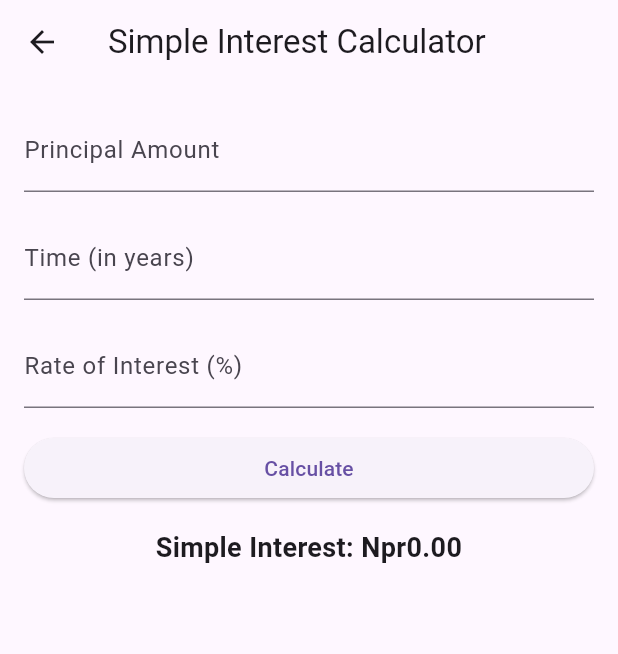
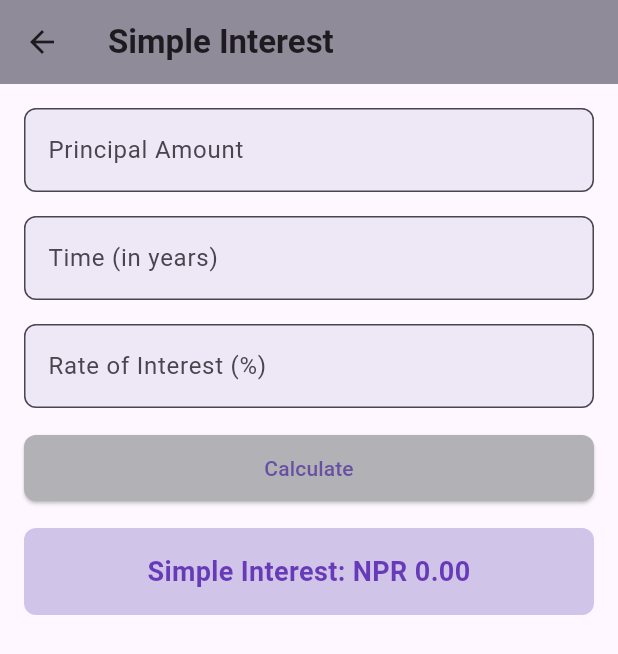
Before and after one commit to Anukul07/Class-Assignment-Two-Mobile-, a Flutter app: the screen it shows after launch, after a tap on "Simple Interest", on a phone screen of 412 x 824 dp. Shown: the top 654 px of the screen. Run offline on Flutter 3.47's test engine with Material 3 defaults, Android fonts, the phone set to English and light mode, and no system bars; our stand-ins replace flutter_bloc.

Commit message:
dashboard complete

```diff
--- a/lib/app.dart
+++ b/lib/app.dart
@@ -1,3 +1,5 @@
+import 'package:class_assignment_two/cubit/area_of_circle_cubit.dart';
+import 'package:class_assignment_two/cubit/background_color_cubit.dart';
 import 'package:class_assignment_two/cubit/dashboard_cubit.dart';
 import 'package:class_assignment_two/cubit/simple_interest_cubit.dart';
 import 'package:class_assignment_two/view/dashboard_view.dart';
@@ -12,9 +14,15 @@ class App extends StatelessWidget {
     return MultiBlocProvider(
         providers: [
           BlocProvider(create: (context) => SimpleInterestCubit()),
+          BlocProvider(create: (context) => AreaOfCircleCubit()),
+          BlocProvider(create: (context) => BackgroundColorCubit()),
           BlocProvider(
-              create: (context) =>
-                  DashboardCubit(context.read<SimpleInterestCubit>()))
+            create: (context) => DashboardCubit(
+              context.read<SimpleInterestCubit>(),
+              context.read<AreaOfCircleCubit>(),
+              context.read<BackgroundColorCubit>(),
+            ),
+          )
         ],
         child: MaterialApp(
           debugShowCheckedModeBanner: false,
--- /dev/null
+++ b/lib/cubit/area_of_circle_cubit.dart
@@ -0,0 +1,9 @@
+import 'package:flutter_bloc/flutter_bloc.dart';
+
+class AreaOfCircleCubit extends Cubit<double> {
+  AreaOfCircleCubit() : super(0);
+
+  void calculateArea(double radius) {
+    emit(3.14159 * radius * radius);
+  }
+}
--- /dev/null
+++ b/lib/cubit/background_color_cubit.dart
@@ -0,0 +1,14 @@
+import 'package:flutter/material.dart';
+import 'package:flutter_bloc/flutter_bloc.dart';
+
+class BackgroundColorCubit extends Cubit<Color> {
+  BackgroundColorCubit() : super(Colors.blue);
+
+  final List<Color> _colors = [Colors.blue, Colors.green, Colors.purple];
+  int _currentIndex = 0;
+
+  void changeColor() {
+    _currentIndex = (_currentIndex + 1) % _colors.length;
+    emit(_colors[_currentIndex]);
+  }
+}
--- a/lib/view/dashboard_view.dart
+++ b/lib/view/dashboard_view.dart
@@ -9,8 +9,12 @@ class DashboardView extends StatelessWidget {
   Widget build(BuildContext context) {
     return Scaffold(
       appBar: AppBar(
-        title: const Text('Dashboard'),
+        title: const Text(
+          'Anukul Bloc Assignment',
+          style: TextStyle(fontWeight: FontWeight.bold),
+        ),
         centerTitle: true,
+        backgroundColor: const Color.fromARGB(255, 144, 139, 152),
       ),
       body: GridView(
         padding: const EdgeInsets.all(8),
@@ -21,6 +25,12 @@ class DashboardView extends StatelessWidget {
         ),
         children: <Widget>[
           Card(
+            color: Colors.orangeAccent,
+            shadowColor: Colors.deepOrange,
+            elevation: 5,
+            shape: RoundedRectangleBorder(
+              borderRadius: BorderRadius.circular(12),
+            ),
             child: InkWell(
               onTap: () {
                 context.read<DashboardCubit>().openSimpleInterestView(context);
@@ -28,10 +38,71 @@ class DashboardView extends StatelessWidget {
               child: Column(
                 mainAxisAlignment: MainAxisAlignment.center,
                 children: const <Widget>[
-                  Icon(Icons.monetization_on, size: 30),
+                  Icon(Icons.monetization_on, size: 40, color: Colors.white),
+                  SizedBox(height: 8),
                   Text(
                     'Simple Interest',
-                    style: TextStyle(fontWeight: FontWeight.bold, fontSize: 20),
+                    style: TextStyle(
+                      fontWeight: FontWeight.bold,
+                      fontSize: 20,
+                      color: Colors.white,
+                    ),
+                  ),
+                ],
+              ),
+            ),
+          ),
+          Card(
+            color: Colors.lightBlueAccent,
+            shadowColor: Colors.blue,
+            elevation: 5,
+            shape: RoundedRectangleBorder(
+              borderRadius: BorderRadius.circular(12),
+            ),
+            child: InkWell(
+              onTap: () {
+                context.read<DashboardCubit>().openAreaOfCircleView(context);
+              },
+              child: Column(
+                mainAxisAlignment: MainAxisAlignment.center,
+                children: const <Widget>[
+                  Icon(Icons.circle, size: 40, color: Colors.white),
+                  SizedBox(height: 8),
+                  Text(
+                    'Area of Circle',
+                    style: TextStyle(
+                      fontWeight: FontWeight.bold,
+                      fontSize: 20,
+                      color: Colors.white,
+                    ),
+                  ),
+                ],
+              ),
+            ),
+          ),
+          Card(
+            color: Colors.greenAccent,
+            shadowColor: Colors.green,
+            elevation: 5,
+            shape: RoundedRectangleBorder(
+              borderRadius: BorderRadius.circular(12),
+            ),
+            child: InkWell(
+              onTap: () {
+                context.read<DashboardCubit>().openBackgroundColorView(context);
+              },
+              child: Column(
+                mainAxisAlignment: MainAxisAlignment.center,
+                children: const <Widget>[
+                  Icon(Icons.palette, size: 40, color: Colors.white),
+                  SizedBox(height: 8),
+                  Text(
+                    'Background',
+                    style: TextStyle(
+                      fontWeight: FontWeight.bold,
+                      fontSize: 20,
+                      color: Colors.white,
+                    ),
                   ),
                 ],
               ),
--- a/lib/view/simple_interest_view.dart
+++ b/lib/view/simple_interest_view.dart
@@ -17,7 +17,9 @@ class SimpleInterestView extends StatelessWidget {
 
     return Scaffold(
       appBar: AppBar(
-        title: const Text("Simple Interest Calculator"),
+        title: const Text("Simple Interest",
+            style: TextStyle(fontWeight: FontWeight.bold)),
+        backgroundColor: const Color.fromARGB(255, 144, 139, 152),
       ),
       body: Padding(
         padding: const EdgeInsets.all(16.0),
@@ -28,27 +30,39 @@ class SimpleInterestView extends StatelessWidget {
             TextField(
               controller: principalController,
               keyboardType: TextInputType.number,
-              decoration: const InputDecoration(
+              decoration: InputDecoration(
                 labelText: "Principal Amount",
-                border: UnderlineInputBorder(),
+                border: OutlineInputBorder(
+                  borderRadius: BorderRadius.circular(8),
+                ),
+                filled: true,
+                fillColor: Colors.deepPurple.shade50,
               ),
             ),
             const SizedBox(height: 16),
             TextField(
               controller: timeController,
               keyboardType: TextInputType.number,
-              decoration: const InputDecoration(
+              decoration: InputDecoration(
                 labelText: "Time (in years)",
-                border: UnderlineInputBorder(),
+                border: OutlineInputBorder(
+                  borderRadius: BorderRadius.circular(8),
+                ),
+                filled: true,
+                fillColor: Colors.deepPurple.shade50,
               ),
             ),
             const SizedBox(height: 16),
             TextField(
               controller: rateController,
               keyboardType: TextInputType.number,
-              decoration: const InputDecoration(
+              decoration: InputDecoration(
                 labelText: "Rate of Interest (%)",
-                border: UnderlineInputBorder(),
+                border: OutlineInputBorder(
+                  borderRadius: BorderRadius.circular(8),
+                ),
+                filled: true,
+                fillColor: Colors.deepPurple.shade50,
               ),
             ),
             const SizedBox(height: 16),
@@ -65,23 +79,39 @@ class SimpleInterestView extends StatelessWidget {
                 } else {
                   ScaffoldMessenger.of(context).showSnackBar(
                     const SnackBar(
-                        content:
-                            Text("Please enter valid numbers in all fields.")),
+                      content:
+                          Text("Please enter valid numbers in all fields."),
+                    ),
                   );
                 }
               },
+              style: ElevatedButton.styleFrom(
+                backgroundColor: const Color.fromARGB(255, 178, 177, 181),
+                padding: const EdgeInsets.symmetric(vertical: 12),
+                shape: RoundedRectangleBorder(
+                  borderRadius: BorderRadius.circular(8),
+                ),
+              ),
               child: const Text("Calculate"),
             ),
             const SizedBox(height: 16),
             BlocBuilder<SimpleInterestCubit, double>(
               builder: (context, state) {
-                return Text(
-                  "Simple Interest: Npr${state.toStringAsFixed(2)}",
-                  style: const TextStyle(
-                    fontSize: 18,
-                    fontWeight: FontWeight.bold,
+                return Container(
+                  padding: const EdgeInsets.all(16),
+                  decoration: BoxDecoration(
+                    color: Colors.deepPurple.shade100,
+                    borderRadius: BorderRadius.circular(8),
                   ),
-                  textAlign: TextAlign.center,
+                  child: Text(
+                    "Simple Interest: NPR ${state.toStringAsFixed(2)}",
+                    style: const TextStyle(
+                      fontSize: 18,
+                      fontWeight: FontWeight.bold,
+                      color: Colors.deepPurple,
+                    ),
+                    textAlign: TextAlign.center,
+                  ),
                 );
               },
             ),
```
Also changed, not shown: lib/cubit/dashboard_cubit.dart (+28 -0 lines), lib/view/area_of_circle_view.dart (added, +75 -0 lines), lib/view/background_color_view.dart (added, +52 -0 lines).
